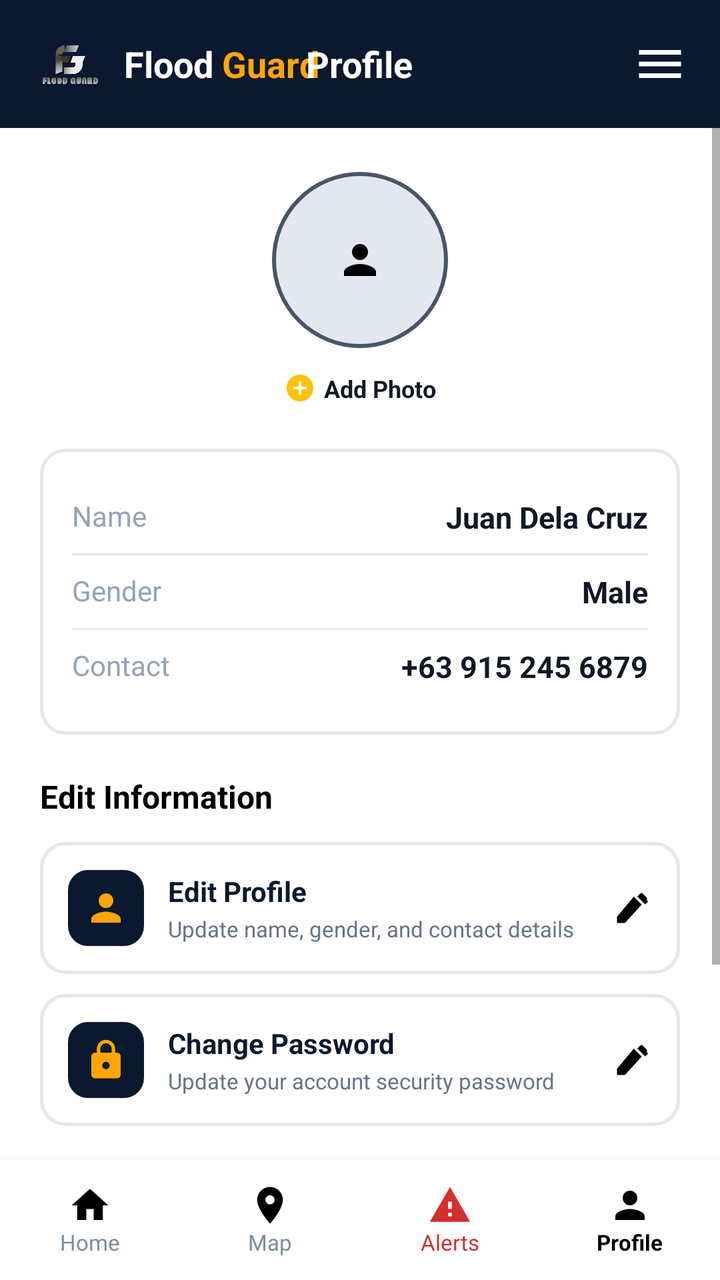
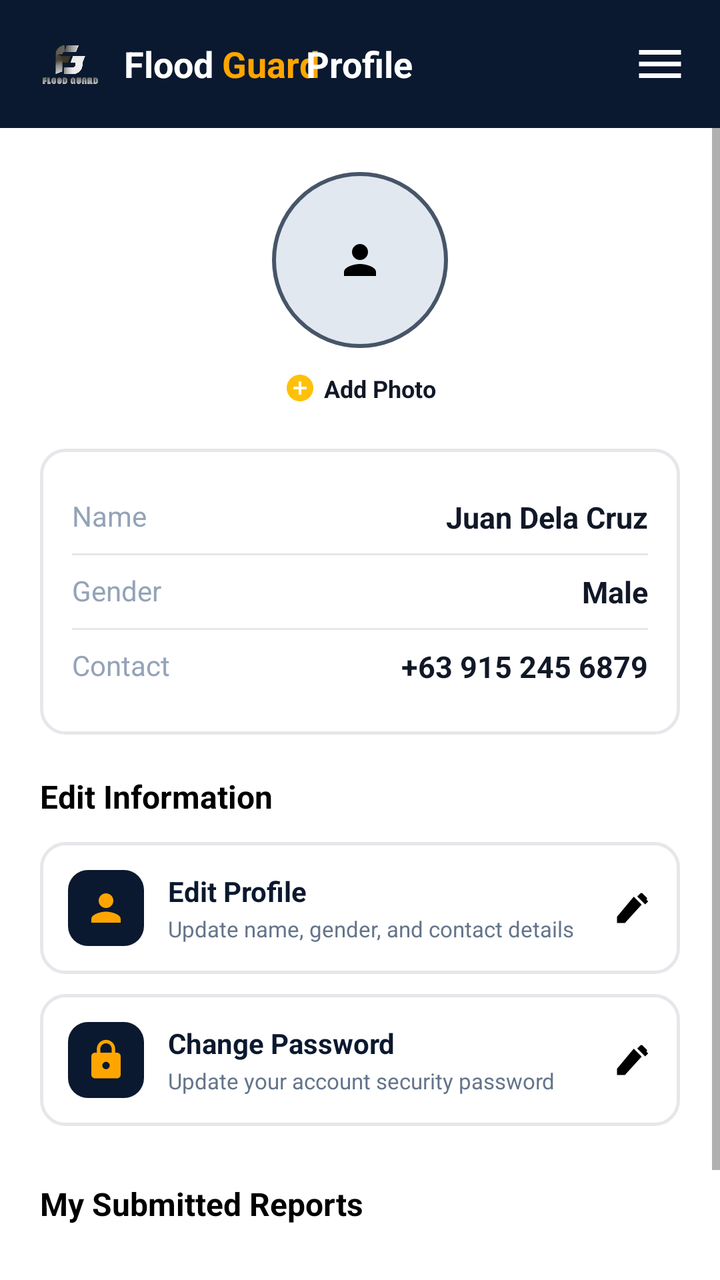

Screens rendered from an Android XML layout before and after an edit, with the pre-edit source and the edit as a unified diff.
<!-- AndroidManifest.xml: activity theme Theme.FloodGuard -->
<!-- res/layout/activity_profile.xml -->
<?xml version="1.0" encoding="utf-8"?>
<RelativeLayout xmlns:android="http://schemas.android.com/apk/res/android"
    xmlns:app="http://schemas.android.com/apk/res-auto"
    android:layout_width="match_parent"
    android:layout_height="match_parent"
    android:background="@color/app_bg">

    
    <RelativeLayout
        android:id="@+id/headerBar"
        android:layout_width="match_parent"
        android:layout_height="64dp"
        android:background="#0A192F"
        android:paddingStart="16dp"
        android:paddingEnd="16dp"
        android:layout_alignParentTop="true">

        
        <LinearLayout
            android:id="@+id/logoLayout"
            android:layout_width="wrap_content"
            android:layout_height="wrap_content"
            android:layout_centerVertical="true"
            android:gravity="center_vertical"
            android:orientation="horizontal"
            android:clickable="true"
            android:focusable="true">

            <ImageView
                android:layout_width="38dp"
                android:layout_height="38dp"
                android:src="@drawable/fg_logo"
                android:contentDescription="FloodGuard Logo" />

            <LinearLayout
                android:layout_width="wrap_content"
                android:layout_height="wrap_content"
                android:layout_marginStart="8dp"
                android:orientation="horizontal">

                <TextView
                    android:layout_width="wrap_content"
                    android:layout_height="wrap_content"
                    android:text="Flood "
                    android:textColor="@android:color/white"
                    android:textSize="18sp"
                    android:textStyle="bold" />

                <TextView
                    android:layout_width="wrap_content"
                    android:layout_height="wrap_content"
                    android:text="Guard"
                    android:textColor="#FFA500"
                    android:textSize="18sp"
                    android:textStyle="bold" />
            </LinearLayout>
        </LinearLayout>

        
        <TextView
            android:layout_width="wrap_content"
            android:layout_height="wrap_content"
            android:layout_centerInParent="true"
            android:text="Profile"
            android:textColor="@android:color/white"
            android:textSize="18sp"
            android:textStyle="bold" />

        
        <ImageView
            android:id="@+id/menuIcon"
            android:layout_width="28dp"
            android:layout_height="28dp"
            android:layout_alignParentEnd="true"
            android:layout_centerVertical="true"
            android:src="@drawable/ic_menu"
            android:contentDescription="Menu"
            android:clickable="true"
            android:focusable="true" />
    </RelativeLayout>

    
    <ScrollView
        android:layout_width="match_parent"
        android:layout_height="match_parent"
        android:layout_below="@id/headerBar"
        android:layout_above="@id/bottomNav"
        android:fillViewport="true">

        <LinearLayout
            android:layout_width="match_parent"
            android:layout_height="wrap_content"
            android:orientation="vertical"
            android:padding="20dp">

            
            <LinearLayout
                android:layout_width="match_parent"
                android:layout_height="wrap_content"
                android:gravity="center_horizontal"
                android:orientation="vertical"
                android:layout_marginBottom="16dp">

                <FrameLayout
                    android:layout_width="92dp"
                    android:layout_height="92dp"
                    android:layout_gravity="center_horizontal">

                    <ImageView
                        android:id="@+id/avatarImage"
                        android:layout_width="88dp"
                        android:layout_height="88dp"
                        android:layout_gravity="center"
                        android:background="@drawable/circle_avatar_bg"
                        android:padding="16dp"
                        android:scaleType="centerInside"
                        android:src="@drawable/ic_profile"
                        android:clickable="true"
                        android:focusable="true"
                        android:contentDescription="Profile Picture" />
                </FrameLayout>

                <LinearLayout
                    android:id="@+id/addPhotoButton"
                    android:layout_width="wrap_content"
                    android:layout_height="wrap_content"
                    android:layout_gravity="center_horizontal"
                    android:gravity="center"
                    android:orientation="horizontal"
                    android:padding="6dp"
                    android:clickable="true"
                    android:focusable="true"
                    android:layout_marginTop="4dp">

                    <ImageView
                        android:layout_width="16dp"
                        android:layout_height="16dp"
                        android:src="@drawable/ic_add_circle"
                        android:contentDescription="Add" />

                    <TextView
                        android:layout_width="wrap_content"
                        android:layout_height="wrap_content"
                        android:layout_marginStart="4dp"
                        android:text="Add Photo"
                        android:textColor="@color/text_primary"
                        android:textSize="12sp"
                        android:textStyle="bold" />
                </LinearLayout>

            </LinearLayout>

            
            <LinearLayout
                android:layout_width="match_parent"
                android:layout_height="wrap_content"
                android:background="@drawable/search_bg"
                android:orientation="vertical"
                android:padding="16dp"
                android:layout_marginBottom="20dp">

                
                <RelativeLayout
                    android:layout_width="match_parent"
                    android:layout_height="wrap_content"
                    android:paddingTop="8dp"
                    android:paddingBottom="8dp">

                    <TextView
                        android:layout_width="wrap_content"
                        android:layout_height="wrap_content"
                        android:layout_alignParentStart="true"
                        android:text="Name"
                        android:textColor="#94A3B8"
                        android:textSize="14sp" />

                    <EditText
                        android:id="@+id/profileNameInput"
                        android:layout_width="wrap_content"
                        android:layout_height="wrap_content"
                        android:layout_alignParentEnd="true"
                        android:background="@null"
                        android:text="Juan Dela Cruz"
                        android:textColor="@color/text_primary"
                        android:textSize="15sp"
                        android:textStyle="bold"
                        android:enabled="false"
                        android:focusable="false"
                        android:focusableInTouchMode="false"
                        android:clickable="false"
                        android:cursorVisible="false"
                        android:inputType="none" />
                </RelativeLayout>

                <View
                    android:layout_width="match_parent"
                    android:layout_height="1dp"
                    android:background="@color/divider_color" />

                
                <RelativeLayout
                    android:layout_width="match_parent"
                    android:layout_height="wrap_content"
                    android:paddingTop="8dp"
                    android:paddingBottom="8dp">

                    <TextView
                        android:layout_width="wrap_content"
                        android:layout_height="wrap_content"
                        android:layout_alignParentStart="true"
                        android:text="Gender"
                        android:textColor="#94A3B8"
                        android:textSize="14sp" />

                    <EditText
                        android:id="@+id/profileGenderInput"
                        android:layout_width="wrap_content"
                        android:layout_height="wrap_content"
                        android:layout_alignParentEnd="true"
                        android:background="@null"
                        android:text="Male"
                        android:textColor="@color/text_primary"
                        android:textSize="15sp"
                        android:textStyle="bold"
                        android:enabled="false"
                        android:focusable="false"
                        android:focusableInTouchMode="false"
                        android:clickable="false"
                        android:cursorVisible="false"
                        android:inputType="none" />
                </RelativeLayout>

                <View
                    android:layout_width="match_parent"
                    android:layout_height="1dp"
                    android:background="@color/divider_color" />

                
                <RelativeLayout
                    android:layout_width="match_parent"
                    android:layout_height="wrap_content"
                    android:paddingTop="8dp"
                    android:paddingBottom="8dp">

                    <TextView
                        android:layout_width="wrap_content"
                        android:layout_height="wrap_content"
                        android:layout_alignParentStart="true"
                        android:text="Contact"
                        android:textColor="#94A3B8"
                        android:textSize="14sp" />

                    <EditText
                        android:id="@+id/profileContactInput"
                        android:layout_width="wrap_content"
                        android:layout_height="wrap_content"
                        android:layout_alignParentEnd="true"
                        android:background="@null"
                        android:text="+63 915 245 6879"
                        android:textColor="@color/text_primary"
                        android:textSize="15sp"
                        android:textStyle="bold"
                        android:enabled="false"
                        android:focusable="false"
                        android:focusableInTouchMode="false"
                        android:clickable="false"
                        android:cursorVisible="false"
                        android:inputType="none" />
                </RelativeLayout>

            </LinearLayout>

            
            <TextView
                android:layout_width="wrap_content"
                android:layout_height="wrap_content"
                android:text="Edit Information"
                android:textColor="#000000"
                android:textSize="16sp"
                android:textStyle="bold"
                android:layout_marginBottom="12dp" />

            
            <RelativeLayout
                android:id="@+id/btnEditProfile"
                android:layout_width="match_parent"
                android:layout_height="wrap_content"
                android:background="@drawable/search_bg"
                android:padding="14dp"
                android:clickable="true"
                android:focusable="true"
                android:layout_marginBottom="10dp">

                <ImageView
                    android:id="@+id/iconEditProfileBadge"
                    android:layout_width="38dp"
                    android:layout_height="38dp"
                    android:layout_alignParentStart="true"
                    android:layout_centerVertical="true"
                    android:background="@drawable/icon_badge_bg"
                    android:padding="8dp"
                    android:src="@drawable/ic_profile"
                    app:tint="#FFA500"
                    android:contentDescription="Edit Profile Icon" />

                <LinearLayout
                    android:layout_width="match_parent"
                    android:layout_height="wrap_content"
                    android:layout_centerVertical="true"
                    android:layout_marginStart="12dp"
                    android:layout_marginEnd="12dp"
                    android:layout_toEndOf="@id/iconEditProfileBadge"
                    android:layout_toStartOf="@id/chevronEditProfile"
                    android:orientation="vertical">

                    <TextView
                        android:layout_width="wrap_content"
                        android:layout_height="wrap_content"
                        android:text="Edit Profile"
                        android:textColor="#0A192F"
                        android:textSize="14sp"
                        android:textStyle="bold" />

                    <TextView
                        android:layout_width="wrap_content"
                        android:layout_height="wrap_content"
                        android:layout_marginTop="2dp"
                        android:text="Update name, gender, and contact details"
                        android:textColor="#64748B"
                        android:textSize="11sp" />
                </LinearLayout>

                <ImageView
                    android:id="@+id/chevronEditProfile"
                    android:layout_width="20dp"
                    android:layout_height="20dp"
                    android:layout_alignParentEnd="true"
                    android:layout_centerVertical="true"
                    android:src="@drawable/ic_edit"
                    android:contentDescription="Edit Profile" />
            </RelativeLayout>

            
            <RelativeLayout
                android:id="@+id/btnChangePassword"
                android:layout_width="match_parent"
                android:layout_height="wrap_content"
                android:background="@drawable/search_bg"
                android:padding="14dp"
                android:clickable="true"
                android:focusable="true"
                android:layout_marginBottom="20dp">

                <ImageView
                    android:id="@+id/iconChangePasswordBadge"
                    android:layout_width="38dp"
                    android:layout_height="38dp"
                    android:layout_alignParentStart="true"
                    android:layout_centerVertical="true"
                    android:background="@drawable/icon_badge_bg"
                    android:padding="8dp"
                    android:src="@drawable/ic_lock"
                    android:contentDescription="Change Password Icon" />

                <LinearLayout
                    android:layout_width="match_parent"
                    android:layout_height="wrap_content"
                    android:layout_centerVertical="true"
                    android:layout_marginStart="12dp"
                    android:layout_marginEnd="12dp"
                    android:layout_toEndOf="@id/iconChangePasswordBadge"
                    android:layout_toStartOf="@id/chevronChangePassword"
                    android:orientation="vertical">

                    <TextView
                        android:layout_width="wrap_content"
                        android:layout_height="wrap_content"
                        android:text="Change Password"
                        android:textColor="#0A192F"
                        android:textSize="14sp"
                        android:textStyle="bold" />

                    <TextView
                        android:layout_width="wrap_content"
                        android:layout_height="wrap_content"
                        android:layout_marginTop="2dp"
                        android:text="Update your account security password"
                        android:textColor="#64748B"
                        android:textSize="11sp" />
                </LinearLayout>

                <ImageView
                    android:id="@+id/chevronChangePassword"
                    android:layout_width="20dp"
                    android:layout_height="20dp"
                    android:layout_alignParentEnd="true"
                    android:layout_centerVertical="true"
                    android:src="@drawable/ic_edit"
                    android:contentDescription="Edit" />
            </RelativeLayout>

            
            <TextView
                android:layout_width="wrap_content"
                android:layout_height="wrap_content"
                android:text="My Submitted Reports"
                android:textColor="#000000"
                android:textSize="16sp"
                android:textStyle="bold"
                android:layout_marginTop="8dp"
                android:layout_marginBottom="12dp" />

            <LinearLayout
                android:id="@+id/profileReportsContainer"
                android:layout_width="match_parent"
                android:layout_height="wrap_content"
                android:orientation="vertical"
                android:layout_marginBottom="16dp" />

            
            <LinearLayout
                android:id="@+id/btnLogout"
                android:layout_width="wrap_content"
                android:layout_height="40dp"
                android:layout_gravity="end"
                android:background="@drawable/btn_logout_red"
                android:clickable="true"
                android:focusable="true"
                android:gravity="center"
                android:paddingStart="16dp"
                android:paddingEnd="16dp">

                <ImageView
                    android:layout_width="18dp"
                    android:layout_height="18dp"
                    android:src="@drawable/ic_logout"
                    android:contentDescription="Log out" />

                <TextView
                    android:layout_width="wrap_content"
                    android:layout_height="wrap_content"
                    android:layout_marginStart="8dp"
                    android:text="LOG-OUT"
                    android:textColor="@android:color/white"
                    android:textSize="12sp"
                    android:textStyle="bold" />
            </LinearLayout>

        </LinearLayout>
    </ScrollView>

    
    <LinearLayout
        android:id="@+id/bottomNav"
        android:layout_width="match_parent"
        android:layout_height="60dp"
        android:background="@color/bottom_nav_bg"
        android:orientation="horizontal"
        android:layout_alignParentBottom="true"
        android:elevation="8dp">

        
        <LinearLayout
            android:id="@+id/navHome"
            android:layout_width="0dp"
            android:layout_height="match_parent"
            android:layout_weight="1"
            android:orientation="vertical"
            android:gravity="center"
            android:clickable="true"
            android:focusable="true">
            <ImageView
                android:layout_width="22dp"
                android:layout_height="22dp"
                android:src="@drawable/ic_home"
                android:contentDescription="Home" />
            <TextView
                android:layout_width="wrap_content"
                android:layout_height="wrap_content"
                android:text="Home"
                android:textSize="11sp"
                android:textColor="#78909C" />
        </LinearLayout>

        
        <LinearLayout
            android:id="@+id/navMap"
            android:layout_width="0dp"
            android:layout_height="match_parent"
            android:layout_weight="1"
            android:orientation="vertical"
            android:gravity="center"
            android:clickable="true"
            android:focusable="true">
            <ImageView
                android:layout_width="22dp"
                android:layout_height="22dp"
                android:src="@drawable/ic_map_pin"
                android:contentDescription="Map" />
            <TextView
                android:layout_width="wrap_content"
                android:layout_height="wrap_content"
                android:text="Map"
                android:textSize="11sp"
                android:textColor="#78909C" />
        </LinearLayout>

        
        <LinearLayout
            android:id="@+id/navAlerts"
            android:layout_width="0dp"
            android:layout_height="match_parent"
            android:layout_weight="1"
            android:orientation="vertical"
            android:gravity="center"
            android:clickable="true"
            android:focusable="true">
            <ImageView
                android:layout_width="22dp"
                android:layout_height="22dp"
                android:src="@drawable/ic_alert"
                android:contentDescription="Alerts" />
            <TextView
                android:layout_width="wrap_content"
                android:layout_height="wrap_content"
                android:text="Alerts"
                android:textSize="11sp"
                android:textColor="#D32F2F" />
        </LinearLayout>

        
        <LinearLayout
            android:id="@+id/navProfile"
            android:layout_width="0dp"
            android:layout_height="match_parent"
            android:layout_weight="1"
            android:orientation="vertical"
            android:gravity="center"
            android:clickable="true"
            android:focusable="true">
            <ImageView
                android:layout_width="22dp"
                android:layout_height="22dp"
                android:src="@drawable/ic_profile"
                android:contentDescription="Profile" />
            <TextView
                android:layout_width="wrap_content"
                android:layout_height="wrap_content"
                android:text="Profile"
                android:textSize="11sp"
                android:textStyle="bold"
                android:textColor="#000000" />
        </LinearLayout>

    </LinearLayout>

</RelativeLayout>
<!-- resources referenced by this layout -->
<resources>
  <color name="app_bg">#FFFFFF</color>
  <color name="bottom_nav_bg">#FFFFFF</color>
  <color name="divider_color">#E5E7EB</color>
  <color name="text_primary">#111827</color>
  <!-- drawable btn_logout_red (drawable) -->
  <?xml version="1.0" encoding="utf-8"?>
  <shape xmlns:android="http://schemas.android.com/apk/res/android"
      android:shape="rectangle">
      <solid android:color="#D32F2F" />
      <corners android:radius="20dp" />
  </shape>
  <!-- drawable circle_avatar_bg (drawable) -->
  <?xml version="1.0" encoding="utf-8"?>
  <shape xmlns:android="http://schemas.android.com/apk/res/android"
      android:shape="oval">
      <solid android:color="#E2E8F0" />
      <stroke
          android:width="2dp"
          android:color="#475569" />
  </shape>
  <!-- drawable ic_add_circle (drawable) -->
  <vector xmlns:android="http://schemas.android.com/apk/res/android"
      android:width="52dp"
      android:height="52dp"
      android:viewportWidth="24"
      android:viewportHeight="24">
      <path
          android:fillColor="#FFC107"
          android:pathData="M12,2C6.48,2 2,6.48 2,12s4.48,10 10,10 10,-4.48 10,-10S17.52,2 12,2zm5,11h-4v4h-2v-4H7v-2h4V7h2v4h4v2z" />
  </vector>
  <!-- drawable ic_alert (drawable) -->
  <vector xmlns:android="http://schemas.android.com/apk/res/android"
      android:width="24dp"
      android:height="24dp"
      android:viewportWidth="24"
      android:viewportHeight="24">
      <path
          android:fillColor="#D32F2F"
          android:pathData="M1,21h22L12,2 1,21zm12,-3h-2v-2h2v2zm0,-4h-2v-4h2v4z" />
  </vector>
  <!-- drawable ic_home (drawable) -->
  <vector xmlns:android="http://schemas.android.com/apk/res/android"
      android:width="24dp"
      android:height="24dp"
      android:viewportWidth="24"
      android:viewportHeight="24">
      <path
          android:fillColor="#000000"
          android:pathData="M10,20v-6h4v6h5v-8h3L12,3 2,12h3v8z" />
  </vector>
  <!-- drawable ic_map_pin (drawable) -->
  <vector xmlns:android="http://schemas.android.com/apk/res/android"
      android:width="24dp"
      android:height="24dp"
      android:viewportWidth="24"
      android:viewportHeight="24">
      <path
          android:fillColor="#000000"
          android:pathData="M12,2C8.13,2 5,5.13 5,9c0,5.25 7,13 7,13s7,-7.75 7,-13c0,-3.87 -3.13,-7 -7,-7zm0,9.5c-1.38,0 -2.5,-1.12 -2.5,-2.5s1.12,-2.5 2.5,-2.5 2.5,1.12 2.5,2.5 -1.12,2.5 -2.5,2.5z" />
  </vector>
  <!-- drawable ic_menu (drawable) -->
  <vector xmlns:android="http://schemas.android.com/apk/res/android"
      android:width="28dp"
      android:height="28dp"
      android:viewportWidth="24"
      android:viewportHeight="24">
      <path
          android:fillColor="#FFFFFF"
          android:pathData="M3,18h18v-2H3v2zm0,-5h18v-2H3v2zm0,-7v2h18V6H3z" />
  </vector>
  <!-- drawable icon_badge_bg (drawable) -->
  <?xml version="1.0" encoding="utf-8"?>
  <shape xmlns:android="http://schemas.android.com/apk/res/android"
      android:shape="rectangle">
      <solid android:color="#0A192F" />
      <corners android:radius="10dp" />
  </shape>
  <!-- drawable search_bg (drawable) -->
  <?xml version="1.0" encoding="utf-8"?>
  <shape xmlns:android="http://schemas.android.com/apk/res/android"
      android:shape="rectangle">
      <solid android:color="@color/card_bg" />
      <corners android:radius="12dp" />
      <stroke
          android:width="1.5dp"
          android:color="@color/card_stroke" />
  </shape>
  <style name="Theme.FloodGuard" parent="Theme.AppCompat.DayNight.NoActionBar">
          <item name="windowActionBar">false</item>
          <item name="windowNoTitle">true</item>
      </style>
  <color name="card_bg">#FFFFFF</color>
  <color name="card_stroke">#E5E7EB</color>
  <!-- unchanged entries left out for length: 5 -->
</resources>

<!-- the commit's change to res/layout/activity_profile.xml (unified diff, before → after) -->
@@ -84,7 +84,7 @@
         android:layout_width="match_parent"
         android:layout_height="match_parent"
         android:layout_below="@id/headerBar"
-        android:layout_above="@id/bottomNav"
+        android:layout_alignParentBottom="true"
         android:fillViewport="true">
 
         <LinearLayout
@@ -449,109 +449,4 @@
         </LinearLayout>
     </ScrollView>
 
-    
-    <LinearLayout
-        android:id="@+id/bottomNav"
-        android:layout_width="match_parent"
-        android:layout_height="60dp"
-        android:background="@color/bottom_nav_bg"
-        android:orientation="horizontal"
-        android:layout_alignParentBottom="true"
-        android:elevation="8dp">
-
-        
-        <LinearLayout
-            android:id="@+id/navHome"
-            android:layout_width="0dp"
-            android:layout_height="match_parent"
-            android:layout_weight="1"
-            android:orientation="vertical"
-            android:gravity="center"
-            android:clickable="true"
-            android:focusable="true">
-            <ImageView
-                android:layout_width="22dp"
-                android:layout_height="22dp"
-                android:src="@drawable/ic_home"
-                android:contentDescription="Home" />
-            <TextView
-                android:layout_width="wrap_content"
-                android:layout_height="wrap_content"
-                android:text="Home"
-                android:textSize="11sp"
-                android:textColor="#78909C" />
-        </LinearLayout>
-
-        
-        <LinearLayout
-            android:id="@+id/navMap"
-            android:layout_width="0dp"
-            android:layout_height="match_parent"
-            android:layout_weight="1"
-            android:orientation="vertical"
-            android:gravity="center"
-            android:clickable="true"
-            android:focusable="true">
-            <ImageView
-                android:layout_width="22dp"
-                android:layout_height="22dp"
-                android:src="@drawable/ic_map_pin"
-                android:contentDescription="Map" />
-            <TextView
-                android:layout_width="wrap_content"
-                android:layout_height="wrap_content"
-                android:text="Map"
-                android:textSize="11sp"
-                android:textColor="#78909C" />
-        </LinearLayout>
-
-        
-        <LinearLayout
-            android:id="@+id/navAlerts"
-            android:layout_width="0dp"
-            android:layout_height="match_parent"
-            android:layout_weight="1"
-            android:orientation="vertical"
-            android:gravity="center"
-            android:clickable="true"
-            android:focusable="true">
-            <ImageView
-                android:layout_width="22dp"
-                android:layout_height="22dp"
-                android:src="@drawable/ic_alert"
-                android:contentDescription="Alerts" />
-            <TextView
-                android:layout_width="wrap_content"
-                android:layout_height="wrap_content"
-                android:text="Alerts"
-                android:textSize="11sp"
-                android:textColor="#D32F2F" />
-        </LinearLayout>
-
-        
-        <LinearLayout
-            android:id="@+id/navProfile"
-            android:layout_width="0dp"
-            android:layout_height="match_parent"
-            android:layout_weight="1"
-            android:orientation="vertical"
-            android:gravity="center"
-            android:clickable="true"
-            android:focusable="true">
-            <ImageView
-                android:layout_width="22dp"
-                android:layout_height="22dp"
-                android:src="@drawable/ic_profile"
-                android:contentDescription="Profile" />
-            <TextView
-                android:layout_width="wrap_content"
-                android:layout_height="wrap_content"
-                android:text="Profile"
-                android:textSize="11sp"
-                android:textStyle="bold"
-                android:textColor="#000000" />
-        </LinearLayout>
-
-    </LinearLayout>
-
 </RelativeLayout>
<!-- resource entries referenced after the edit -->
@@ -1,7 +1,6 @@
 <!-- resources referenced by this layout -->
 <resources>
   <color name="app_bg">#FFFFFF</color>
-  <color name="bottom_nav_bg">#FFFFFF</color>
   <color name="divider_color">#E5E7EB</color>
   <color name="text_primary">#111827</color>
   <!-- drawable btn_logout_red (drawable) -->
@@ -29,36 +28,6 @@
       <path
           android:fillColor="#FFC107"
           android:pathData="M12,2C6.48,2 2,6.48 2,12s4.48,10 10,10 10,-4.48 10,-10S17.52,2 12,2zm5,11h-4v4h-2v-4H7v-2h4V7h2v4h4v2z" />
-  </vector>
-  <!-- drawable ic_alert (drawable) -->
-  <vector xmlns:android="http://schemas.android.com/apk/res/android"
-      android:width="24dp"
-      android:height="24dp"
-      android:viewportWidth="24"
-      android:viewportHeight="24">
-      <path
-          android:fillColor="#D32F2F"
-          android:pathData="M1,21h22L12,2 1,21zm12,-3h-2v-2h2v2zm0,-4h-2v-4h2v4z" />
-  </vector>
-  <!-- drawable ic_home (drawable) -->
-  <vector xmlns:android="http://schemas.android.com/apk/res/android"
-      android:width="24dp"
-      android:height="24dp"
-      android:viewportWidth="24"
-      android:viewportHeight="24">
-      <path
-          android:fillColor="#000000"
-          android:pathData="M10,20v-6h4v6h5v-8h3L12,3 2,12h3v8z" />
-  </vector>
-  <!-- drawable ic_map_pin (drawable) -->
-  <vector xmlns:android="http://schemas.android.com/apk/res/android"
-      android:width="24dp"
-      android:height="24dp"
-      android:viewportWidth="24"
-      android:viewportHeight="24">
-      <path
-          android:fillColor="#000000"
-          android:pathData="M12,2C8.13,2 5,5.13 5,9c0,5.25 7,13 7,13s7,-7.75 7,-13c0,-3.87 -3.13,-7 -7,-7zm0,9.5c-1.38,0 -2.5,-1.12 -2.5,-2.5s1.12,-2.5 2.5,-2.5 2.5,1.12 2.5,2.5 -1.12,2.5 -2.5,2.5z" />
   </vector>
   <!-- drawable ic_menu (drawable) -->
   <vector xmlns:android="http://schemas.android.com/apk/res/android"
